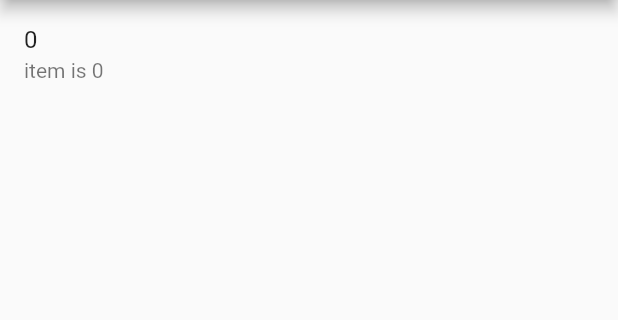
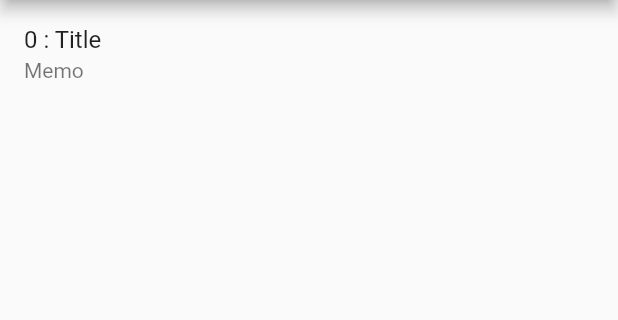
Before and after one commit to rosenkim/flutter_todo, a Flutter app: the screen it shows after launch, after a tap on the "add" icon, on a phone screen of 412 x 824 dp, the part 84-404 px from its top. Run offline on Flutter 3.47's test engine with Material 2 defaults, Android fonts, the phone set to English and light mode, and no system bars.

Commit message:
할일 내용을 담을 TodoItem 클래스를 만들고, 적용 (create and apply a TodoItem class that have what to do)

```diff
--- /dev/null
+++ b/lib/model/todoitem.dart
@@ -0,0 +1,5 @@
+class TodoItem {
+  String title;
+  String memo;
+  DateTime datetime;
+}
--- a/lib/todolist.dart
+++ b/lib/todolist.dart
@@ -1,4 +1,5 @@
 import 'package:flutter/material.dart';
+import 'package:flutter_todo/model/todoitem.dart';
 
 class TodoList extends StatefulWidget {
   // State 를 변수로 두고, FloatingActionButton 에서 호출
@@ -15,11 +16,16 @@ class TodoList extends StatefulWidget {
 }
 
 class _TodoListState extends State<TodoList> {
-  List<int> items = [];
+  List<TodoItem> items = [];
 
   void appendItem() {
     setState(() {
-      items.add(items.length);
+      var item = TodoItem();
+      item.datetime = DateTime.now();
+      item.title = "Title";
+      item.memo = "Memo";
+
+      items.add(item);
     });
   }
 
@@ -28,9 +34,10 @@ class _TodoListState extends State<TodoList> {
     return ListView.builder(
       itemCount: items.length,
       itemBuilder: (context, index) {
+        var item = items[index];
         return ListTile(
-          title: Text('$index'),
-          subtitle: Text('item is ${items[index]}'),
+          title: Text('$index : ${item.title}'),
+          subtitle: Text('${item.memo}'),
         );
       },
     );
```
